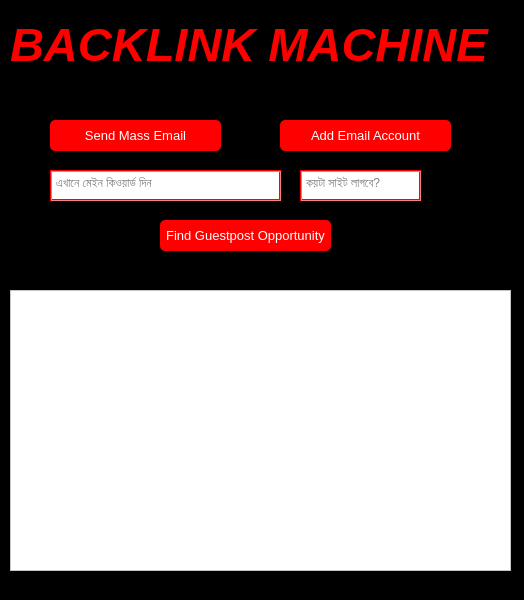
Qt form ui/main.ui (iamshakibulislam/backlink-machine) before a commit.
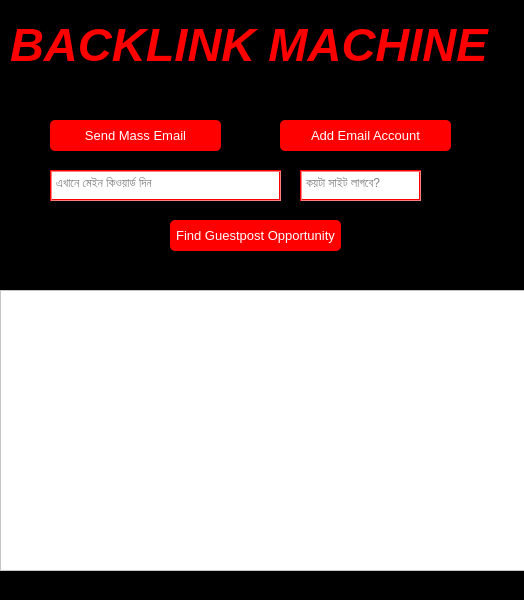
The same form after that commit.

The edit to the form file:
```diff
--- a/ui/main.ui
+++ b/ui/main.ui
@@ -43,7 +43,7 @@
    <widget class="QPushButton" name="search_btn">
     <property name="geometry">
      <rect>
-      <x>160</x>
+      <x>170</x>
       <y>220</y>
       <width>171</width>
       <height>31</height>
@@ -100,9 +100,9 @@
    <widget class="QTableWidget" name="table">
     <property name="geometry">
      <rect>
-      <x>10</x>
+      <x>0</x>
       <y>290</y>
-      <width>501</width>
+      <width>531</width>
       <height>281</height>
      </rect>
     </property>
```
Left out of the diff: 29 changed lines with no effect on the pictures.
